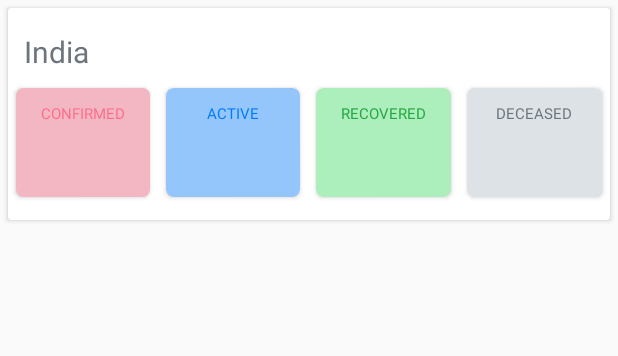
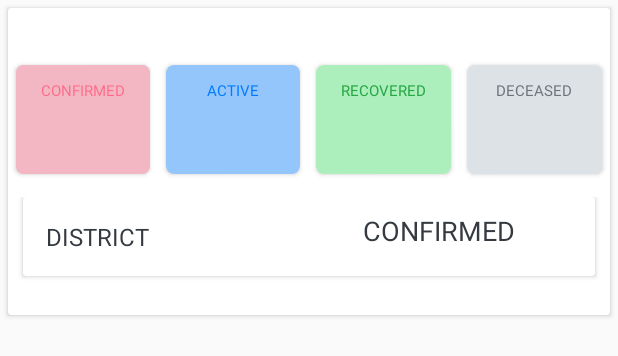
Before and after one commit to sanjaypatel27/COVID19, an Android app: the layout india_data_cell.xml on its own in the app's theme, with its tools: preview values and no code run, on a phone screen of 412 x 824 dp. Shown: the top 356 px of the screen. Run offline under Robolectric (Android 15) with nearby library versions, the phone set to English and light mode, and no system bars; network calls fail.

```diff
--- a/app/src/main/res/layout/india_data_cell.xml
+++ b/app/src/main/res/layout/india_data_cell.xml
@@ -1,6 +1,7 @@
 <?xml version="1.0" encoding="utf-8"?>
 <androidx.cardview.widget.CardView xmlns:android="http://schemas.android.com/apk/res/android"
     xmlns:app="http://schemas.android.com/apk/res-auto"
+    android:id="@+id/stateCellCard"
     android:layout_width="match_parent"
     android:layout_height="wrap_content"
     android:layout_margin="5sp">
@@ -8,24 +9,23 @@
     <RelativeLayout
         android:layout_width="match_parent"
         android:layout_height="wrap_content"
-        android:paddingTop="10dp"
-        android:paddingBottom="10dp">
+        android:layout_marginBottom="10dp">
 
         <TextView
-            android:id="@+id/india_title"
+            android:id="@+id/state_name"
             android:layout_width="match_parent"
             android:layout_height="wrap_content"
             android:layout_marginStart="5sp"
-            android:text="@string/india"
             android:padding="5sp"
             android:textColor="@color/stateNameText"
-            android:textSize="20sp" />
-
+            android:textSize="@dimen/india_state_name" />
 
         <LinearLayout
+            android:id="@+id/state_data_layout"
             android:layout_width="match_parent"
             android:layout_height="wrap_content"
-            android:layout_below="@id/india_title"
+            android:layout_below="@id/state_name"
+            android:layout_marginBottom="10dp"
             android:weightSum="4">
 
             <androidx.cardview.widget.CardView
@@ -46,8 +46,8 @@
                         android:id="@+id/title_confirmed_case"
                         android:layout_width="wrap_content"
                         android:layout_height="wrap_content"
+                        android:layout_centerHorizontal="true"
                         android:text="@string/confirmed"
-                        android:layout_centerHorizontal="true"
                         android:textColor="@color/confirmedText"
                         android:textSize="@dimen/india_state_type_name" />
 
@@ -55,8 +55,8 @@
                         android:id="@+id/txt_confirmed_case_delta"
                         android:layout_width="wrap_content"
                         android:layout_height="wrap_content"
+                        android:layout_below="@id/title_confirmed_case"
                         android:layout_centerHorizontal="true"
-                        android:layout_below="@id/title_confirmed_case"
                         android:textColor="@color/confirmedText"
                         android:textSize="@dimen/india_state_type_name" />
 
@@ -64,8 +64,8 @@
                         android:id="@+id/txt_confirmed_case"
                         android:layout_width="wrap_content"
                         android:layout_height="wrap_content"
+                        android:layout_below="@id/txt_confirmed_case_delta"
                         android:layout_centerHorizontal="true"
-                        android:layout_below="@id/txt_confirmed_case_delta"
                         android:textColor="@color/confirmedText"
                         android:textSize="@dimen/india_state_type_value" />
                 </RelativeLayout>
@@ -90,8 +90,8 @@
                         android:id="@+id/title_active_case"
                         android:layout_width="wrap_content"
                         android:layout_height="wrap_content"
+                        android:layout_centerHorizontal="true"
                         android:text="@string/active"
-                        android:layout_centerHorizontal="true"
                         android:textColor="@color/activeText"
                         android:textSize="@dimen/india_state_type_name" />
 
@@ -99,8 +99,8 @@
                         android:id="@+id/txt_active_case_delta"
                         android:layout_width="wrap_content"
                         android:layout_height="wrap_content"
+                        android:layout_below="@id/title_active_case"
                         android:layout_centerHorizontal="true"
-                        android:layout_below="@id/title_active_case"
                         android:textColor="@color/activeText"
                         android:textSize="@dimen/india_state_type_name" />
 
@@ -108,8 +108,8 @@
                         android:id="@+id/txt_active_case"
                         android:layout_width="wrap_content"
                         android:layout_height="wrap_content"
+                        android:layout_below="@id/txt_active_case_delta"
                         android:layout_centerHorizontal="true"
-                        android:layout_below="@id/txt_active_case_delta"
                         android:textColor="@color/activeText"
                         android:textSize="@dimen/india_state_type_value" />
                 </RelativeLayout>
@@ -135,8 +135,8 @@
                         android:id="@+id/title_recovered_case"
                         android:layout_width="wrap_content"
                         android:layout_height="wrap_content"
+                        android:layout_centerHorizontal="true"
                         android:text="@string/recovered"
-                        android:layout_centerHorizontal="true"
                         android:textColor="@color/recoveredText"
                         android:textSize="@dimen/india_state_type_name" />
 
@@ -144,8 +144,8 @@
                         android:id="@+id/txt_recovered_case_delta"
                         android:layout_width="wrap_content"
                         android:layout_height="wrap_content"
+                        android:layout_below="@id/title_recovered_case"
                         android:layout_centerHorizontal="true"
-                        android:layout_below="@id/title_recovered_case"
                         android:textColor="@color/recoveredText"
                         android:textSize="@dimen/india_state_type_name" />
 
@@ -153,8 +153,8 @@
                         android:id="@+id/txt_recovered_case"
                         android:layout_width="wrap_content"
                         android:layout_height="wrap_content"
+                        android:layout_below="@id/txt_recovered_case_delta"
                         android:layout_centerHorizontal="true"
-                        android:layout_below="@id/txt_recovered_case_delta"
                         android:textColor="@color/recoveredText"
                         android:textSize="@dimen/india_state_type_value" />
                 </RelativeLayout>
@@ -179,8 +179,8 @@
                         android:id="@+id/title_deceased_case"
                         android:layout_width="wrap_content"
                         android:layout_height="wrap_content"
+                        android:layout_centerHorizontal="true"
                         android:text="@string/deceased"
-                        android:layout_centerHorizontal="true"
                         android:textColor="@color/deceasedText"
                         android:textSize="@dimen/india_state_type_name" />
 
@@ -188,8 +188,8 @@
                         android:id="@+id/txt_deceased_case_delta"
                         android:layout_width="wrap_content"
                         android:layout_height="wrap_content"
+                        android:layout_below="@id/title_deceased_case"
                         android:layout_centerHorizontal="true"
-                        android:layout_below="@id/title_deceased_case"
                         android:textColor="@color/deceasedText"
                         android:textSize="@dimen/india_state_type_name" />
 
@@ -197,8 +197,8 @@
                         android:id="@+id/txt_deceased_case"
                         android:layout_width="wrap_content"
                         android:layout_height="wrap_content"
+                        android:layout_below="@id/txt_deceased_case_delta"
                         android:layout_centerHorizontal="true"
-                        android:layout_below="@id/txt_deceased_case_delta"
                         android:textColor="@color/deceasedText"
                         android:textSize="@dimen/india_state_type_value" />
                 </RelativeLayout>
@@ -207,5 +207,55 @@
 
         </LinearLayout>
 
+        <RelativeLayout
+            android:id="@+id/district_layout"
+            android:layout_width="match_parent"
+            android:layout_height="wrap_content"
+            android:layout_below="@id/state_data_layout"
+            android:visibility="visible">
+
+            <androidx.cardview.widget.CardView
+                android:id="@+id/district_title_layout"
+                android:layout_width="match_parent"
+                android:layout_height="wrap_content"
+                android:layout_marginStart="10sp"
+                android:layout_marginEnd="10sp"
+                android:layout_marginBottom="5sp">
+
+                <LinearLayout
+                    android:layout_width="match_parent"
+                    android:layout_height="wrap_content"
+                    android:padding="10sp"
+                    android:weightSum="1">
+
+                    <TextView
+                        android:id="@+id/district_name"
+                        android:layout_width="0dp"
+                        android:layout_height="match_parent"
+                        android:layout_weight="0.6"
+                        android:padding="5sp"
+                        android:text="@string/district"
+                        android:textColor="@color/districtName"
+                        android:textSize="@dimen/india_state_name" />
+
+                    <TextView
+                        android:layout_width="0dp"
+                        android:layout_height="match_parent"
+                        android:layout_weight="0.4"
+                        android:text="@string/confirmed"
+                        android:textColor="@color/districtName"
+                        android:textSize="@dimen/india_state_type_value" />
+                </LinearLayout>
+
+            </androidx.cardview.widget.CardView>
+
+            <androidx.recyclerview.widget.RecyclerView
+                android:id="@+id/district_wise_data_recyclerView"
+                android:layout_width="match_parent"
+                android:layout_height="wrap_content"
+                android:layout_below="@+id/district_title_layout"
+                android:layout_margin="5sp" />
+        </RelativeLayout>
+
     </RelativeLayout>
 </androidx.cardview.widget.CardView>
```
Also changed, not shown: app/src/main/java/com/diyainfotech/covid19/ui/home/HomeFragment.kt (+11 -17 lines), app/src/main/java/com/diyainfotech/covid19/ui/home/IndiaDataServiceManager.kt (+9 -4 lines), app/src/main/java/com/diyainfotech/covid19/ui/home/IndiaDataViewHolder.kt (+38 -25 lines), app/src/main/java/com/diyainfotech/covid19/ui/home/StateWiseDataIndiaAdaptor.kt (+12 -25 lines).
